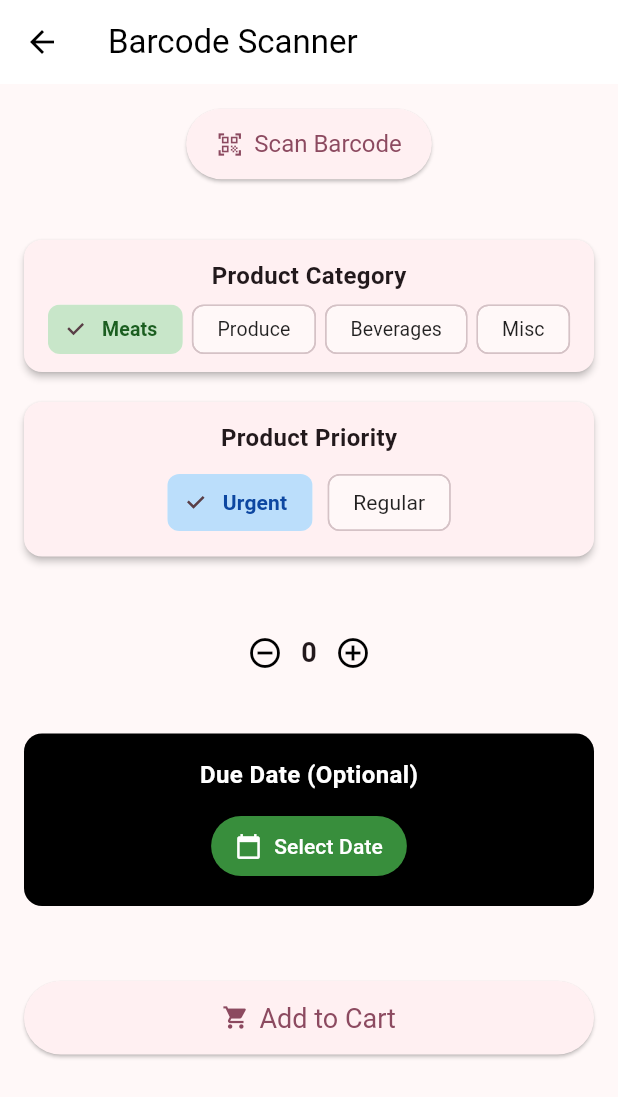
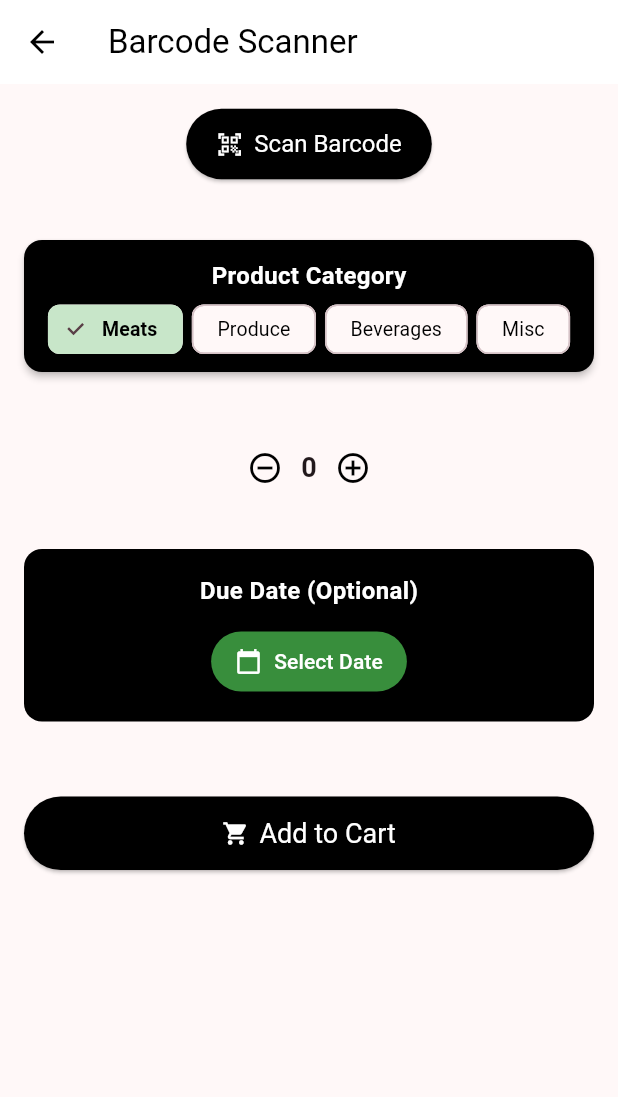
Before and after one commit to usmann56/arcadiabaygrocer, a Flutter app: the screen it shows after launch, item 3 of the bottom bar chosen, on a phone screen of 412 x 824 dp. Shown: the top 1097 px of the screen. Run offline on Flutter 3.47's test engine with Material 3 defaults, Android fonts, the phone set to English and light mode, and no system bars; our stand-ins replace sqflite; missing offline and left inert: mobile_scanner; accounts and stored records are empty.

Commit message:
styling adjustments made to barcode scanning page, and homepage, priority buttons removed from barcode scanning page

```diff
--- a/lib/components/category_selector.dart
+++ b/lib/components/category_selector.dart
@@ -3,11 +3,17 @@ import 'package:flutter/material.dart';
 class CategorySelector extends StatelessWidget {
   final String selectedCategory;
   final ValueChanged<String> onCategorySelected;
+  final Color? containerColor;
+  final Color? textColor;
+  final Color? labelColor;
 
   const CategorySelector({
     super.key,
     required this.selectedCategory,
     required this.onCategorySelected,
+    this.containerColor,
+    this.textColor,
+    this.labelColor,
   });
 
   @override
@@ -17,6 +23,7 @@ class CategorySelector extends StatelessWidget {
     return SizedBox(
       width: double.infinity,
       child: Card(
+        color: containerColor ?? Colors.white,
         shape: RoundedRectangleBorder(borderRadius: BorderRadius.circular(12)),
         elevation: 2,
         margin: const EdgeInsets.only(bottom: 20),
@@ -25,9 +32,13 @@ class CategorySelector extends StatelessWidget {
           child: Column(
             crossAxisAlignment: CrossAxisAlignment.center,
             children: [
-              const Text(
+              Text(
                 'Product Category',
-                style: TextStyle(fontSize: 16, fontWeight: FontWeight.bold),
+                style: TextStyle(
+                  fontSize: 16,
+                  fontWeight: FontWeight.bold,
+                  color: labelColor ?? textColor ?? Colors.black,
+                ),
               ),
               const SizedBox(height: 8),
               Wrap(
@@ -36,16 +47,12 @@ class CategorySelector extends StatelessWidget {
                 children: categories.map((c) {
                   final isSelected = selectedCategory == c;
                   return ChoiceChip(
-                    label: Text(c, style: const TextStyle(fontSize: 13)),
+                    label: Text(c, style: TextStyle(fontSize: 13, color: textColor ?? (isSelected ? Colors.green.shade900 : Colors.black87))),
                     selected: isSelected,
                     selectedColor: Colors.green.shade100,
                     labelStyle: TextStyle(
-                      color: isSelected
-                          ? Colors.green.shade900
-                          : Colors.black87,
-                      fontWeight: isSelected
-                          ? FontWeight.bold
-                          : FontWeight.normal,
+                      color: textColor ?? (isSelected ? Colors.green.shade900 : Colors.black87),
+                      fontWeight: isSelected ? FontWeight.bold : FontWeight.normal,
                     ),
                     materialTapTargetSize: MaterialTapTargetSize.shrinkWrap,
                     visualDensity: VisualDensity.compact,
--- a/lib/main.dart
+++ b/lib/main.dart
@@ -633,16 +633,12 @@ class _DataList extends StatelessWidget {
                 return ListTile(
                   // Quantity circle - red for urgent items, grey for regular
                   leading: CircleAvatar(
-                    backgroundColor: item.priority == 'urgent'
-                        ? Colors.red.shade100
-                        : Colors.grey.shade200,
+                    backgroundColor: Colors.black,
                     child: Text(
                       '${item.quantity}',
-                      style: TextStyle(
+                      style: const TextStyle(
                         fontWeight: FontWeight.bold,
-                        color: item.priority == 'urgent'
-                            ? Colors.red.shade700
-                            : Colors.grey.shade700,
+                        color: Colors.white,
                       ),
                     ),
                   ),
--- a/lib/screens/barcode_scanner.dart
+++ b/lib/screens/barcode_scanner.dart
@@ -2,7 +2,6 @@ import 'package:http/http.dart' as http;
 import 'dart:convert';
 import 'package:flutter/material.dart';
 import '../components/category_selector.dart';
-import '../components/priority_selector.dart';
 import '../components/quantity_selector.dart';
 import '../dataBase/cart_service.dart';
 import 'package:mobile_scanner/mobile_scanner.dart';
@@ -21,7 +20,7 @@ class _BarcodeScannerPageState extends State<BarcodeScannerPage> {
   String _productName = '';
   String _productDescription = '';
   String _selectedCategory = 'Meats';
-  String _selectedPriority = 'Urgent';
+  // Removed priority selection state
   int _quantity = 0; // Start at 0, user must actively select quantity
   bool _isLoading = false; // Loading state for add to cart
   DateTime? _dueDate;
@@ -46,7 +45,7 @@ class _BarcodeScannerPageState extends State<BarcodeScannerPage> {
         debugPrint(
           'Added $_productName (barcode: $_barcode) - '
           'Quantity: $_quantity, Category: $_selectedCategory, '
-          'Priority: $_selectedPriority, Description: $_productDescription',
+          'Description: $_productDescription',
         );
       }
     }
@@ -129,7 +128,6 @@ class _BarcodeScannerPageState extends State<BarcodeScannerPage> {
         price: 0.0, // Barcode API doesn't provide price - user can edit later
         quantity: _quantity,
         category: _selectedCategory.toLowerCase(),
-        priority: _selectedPriority.toLowerCase(),
         description: _productDescription.isEmpty ? null : _productDescription,
         upc: _barcode, // Save the barcode for future reference
         dueDate: _dueDate,
@@ -171,14 +169,15 @@ class _BarcodeScannerPageState extends State<BarcodeScannerPage> {
             // Scan Barcode Button
             ElevatedButton.icon(
               onPressed: _scanBarcode,
-              icon: const Icon(Icons.qr_code_scanner),
-              label: const Text('Scan Barcode'),
+              icon: const Icon(Icons.qr_code_scanner, color: Colors.white),
+              label: const Text('Scan Barcode', style: TextStyle(color: Colors.white)),
               style: ElevatedButton.styleFrom(
+                backgroundColor: Colors.black,
                 padding: const EdgeInsets.symmetric(
                   vertical: 14,
                   horizontal: 20,
                 ),
-                textStyle: const TextStyle(fontSize: 16),
+                textStyle: const TextStyle(fontSize: 16, color: Colors.white),
               ),
             ),
             const SizedBox(height: 20),
@@ -201,13 +200,11 @@ class _BarcodeScannerPageState extends State<BarcodeScannerPage> {
               onCategorySelected: (category) {
                 setState(() => _selectedCategory = category);
               },
+              containerColor: Colors.black,
+              textColor: Colors.black,
+              labelColor: Colors.white,
             ),
-            PrioritySelector(
-              selectedPriority: _selectedPriority,
-              onPrioritySelected: (priority) {
-                setState(() => _selectedPriority = priority);
-              },
-            ),
+            // PrioritySelector removed
             const SizedBox(height: 20),
             ProductQuantitySelector(
               quantity: _quantity,
@@ -232,13 +229,14 @@ class _BarcodeScannerPageState extends State<BarcodeScannerPage> {
                     ? const SizedBox(
                         width: 20,
                         height: 20,
-                        child: CircularProgressIndicator(strokeWidth: 2),
+                        child: CircularProgressIndicator(strokeWidth: 2, color: Colors.white),
                       )
-                    : const Icon(Icons.shopping_cart),
-                label: Text(_isLoading ? 'Adding...' : 'Add to Cart'),
+                    : const Icon(Icons.shopping_cart, color: Colors.white),
+                label: Text(_isLoading ? 'Adding...' : 'Add to Cart', style: const TextStyle(color: Colors.white)),
                 style: ElevatedButton.styleFrom(
+                  backgroundColor: Colors.black,
                   padding: const EdgeInsets.symmetric(vertical: 14),
-                  textStyle: const TextStyle(fontSize: 18),
+                  textStyle: const TextStyle(fontSize: 18, color: Colors.white),
                 ),
               ),
             ),
```
